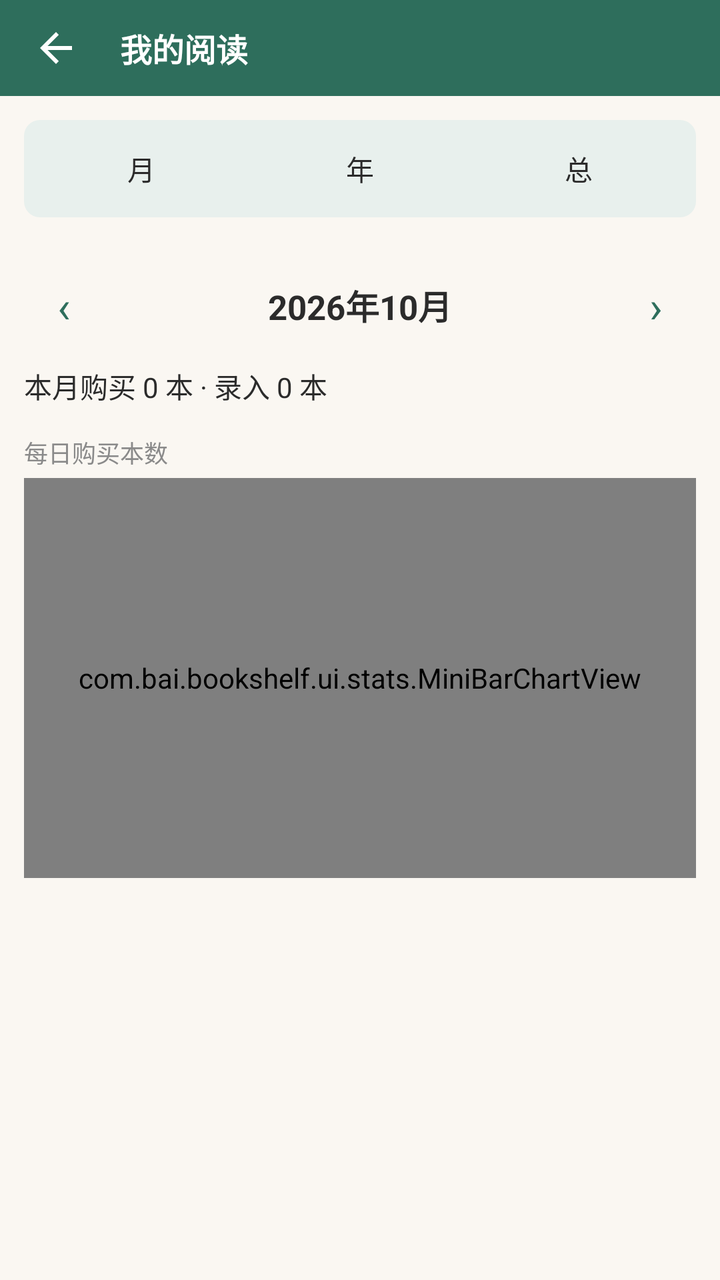
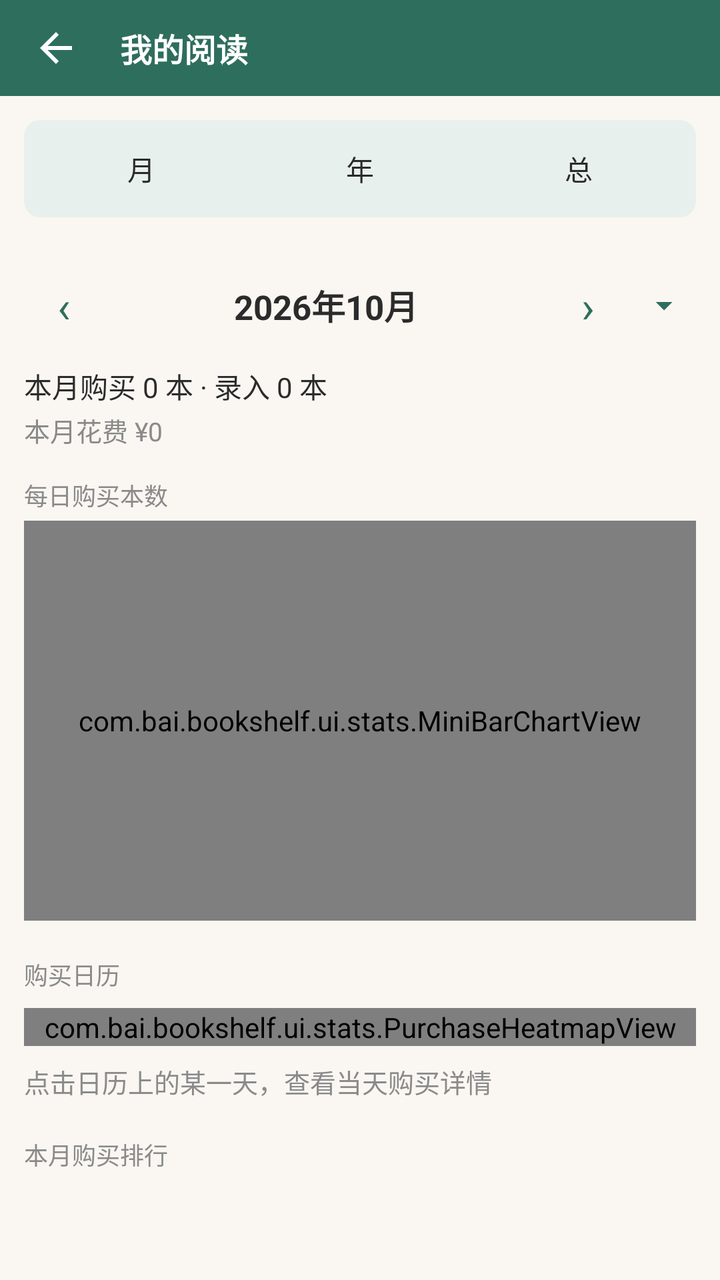

An Android layout rendered at two revisions. The XML below is the earlier revision; the diff shows what the commit changed to produce the second picture.
<!-- AndroidManifest.xml: application theme Theme.Bookshelf -->
<!-- res/layout/activity_reading_stats.xml -->
<?xml version="1.0" encoding="utf-8"?>
<LinearLayout xmlns:android="http://schemas.android.com/apk/res/android"
    xmlns:app="http://schemas.android.com/apk/res-auto"
    android:layout_width="match_parent"
    android:layout_height="match_parent"
    android:orientation="vertical">

    <com.google.android.material.appbar.MaterialToolbar
        android:id="@+id/toolbar"
        style="@style/Widget.Bookshelf.Toolbar"
        android:layout_width="match_parent"
        android:layout_height="@dimen/toolbar_h"
        app:navigationIcon="@drawable/ic_back"
        app:title="我的阅读" />

    
    <LinearLayout
        android:layout_width="match_parent"
        android:layout_height="wrap_content"
        android:layout_margin="12dp"
        android:background="@drawable/bg_chip"
        android:orientation="horizontal"
        android:padding="4dp">

        <TextView
            android:id="@+id/tab_month"
            android:layout_width="0dp"
            android:layout_height="wrap_content"
            android:layout_weight="1"
            android:gravity="center"
            android:padding="10dp"
            android:text="月"
            android:textColor="@color/text_main"
            android:textSize="14sp" />

        <TextView
            android:id="@+id/tab_year"
            android:layout_width="0dp"
            android:layout_height="wrap_content"
            android:layout_weight="1"
            android:gravity="center"
            android:padding="10dp"
            android:text="年"
            android:textColor="@color/text_main"
            android:textSize="14sp" />

        <TextView
            android:id="@+id/tab_total"
            android:layout_width="0dp"
            android:layout_height="wrap_content"
            android:layout_weight="1"
            android:gravity="center"
            android:padding="10dp"
            android:text="总"
            android:textColor="@color/text_main"
            android:textSize="14sp" />
    </LinearLayout>

    <androidx.core.widget.NestedScrollView
        android:layout_width="match_parent"
        android:layout_height="0dp"
        android:layout_weight="1">

        <LinearLayout
            android:layout_width="match_parent"
            android:layout_height="wrap_content"
            android:orientation="vertical"
            android:padding="12dp">

            
            <LinearLayout
                android:id="@+id/ll_month"
                android:layout_width="match_parent"
                android:layout_height="wrap_content"
                android:orientation="vertical">

                <LinearLayout
                    android:layout_width="match_parent"
                    android:layout_height="wrap_content"
                    android:gravity="center_vertical"
                    android:orientation="horizontal">

                    <TextView
                        android:id="@+id/btn_month_prev"
                        android:layout_width="40dp"
                        android:layout_height="40dp"
                        android:gravity="center"
                        android:text="‹"
                        android:textSize="22sp"
                        android:textColor="?attr/colorPrimary"
                        android:background="?attr/selectableItemBackground" />

                    <TextView
                        android:id="@+id/tv_month_label"
                        android:layout_width="0dp"
                        android:layout_height="wrap_content"
                        android:layout_weight="1"
                        android:gravity="center"
                        android:text="2026年10月"
                        android:textColor="@color/text_main"
                        android:textSize="17sp"
                        android:textStyle="bold" />

                    <TextView
                        android:id="@+id/btn_month_next"
                        android:layout_width="40dp"
                        android:layout_height="40dp"
                        android:gravity="center"
                        android:text="›"
                        android:textSize="22sp"
                        android:textColor="?attr/colorPrimary"
                        android:background="?attr/selectableItemBackground" />
                </LinearLayout>

                <TextView
                    android:id="@+id/tv_month_summary"
                    android:layout_width="match_parent"
                    android:layout_height="wrap_content"
                    android:layout_marginTop="10dp"
                    android:text="本月购买 0 本 · 录入 0 本"
                    android:textColor="@color/text_main"
                    android:textSize="14sp" />

                <TextView
                    android:layout_width="wrap_content"
                    android:layout_height="wrap_content"
                    android:layout_marginTop="14dp"
                    android:text="每日购买本数"
                    android:textColor="@color/text_sub"
                    android:textSize="12sp" />

                <com.bai.bookshelf.ui.stats.MiniBarChartView
                    android:id="@+id/chart_month"
                    android:layout_width="match_parent"
                    android:layout_height="200dp"
                    android:layout_marginTop="4dp" />

                
                <com.bai.bookshelf.ui.stats.MiniBarChartView
                    android:id="@+id/chart_month2"
                    android:layout_width="match_parent"
                    android:layout_height="200dp"
                    android:layout_marginTop="8dp"
                    android:visibility="gone" />
            </LinearLayout>

            
            <LinearLayout
                android:id="@+id/ll_year"
                android:layout_width="match_parent"
                android:layout_height="wrap_content"
                android:orientation="vertical"
                android:visibility="gone">

                <LinearLayout
                    android:layout_width="match_parent"
                    android:layout_height="wrap_content"
                    android:gravity="center_vertical"
                    android:orientation="horizontal">

                    <TextView
                        android:id="@+id/btn_year_prev"
                        android:layout_width="40dp"
                        android:layout_height="40dp"
                        android:gravity="center"
                        android:text="‹"
                        android:textSize="22sp"
                        android:textColor="?attr/colorPrimary"
                        android:background="?attr/selectableItemBackground" />

                    <TextView
                        android:id="@+id/tv_year_label"
                        android:layout_width="0dp"
                        android:layout_height="wrap_content"
                        android:layout_weight="1"
                        android:gravity="center"
                        android:text="2026年"
                        android:textColor="@color/text_main"
                        android:textSize="17sp"
                        android:textStyle="bold" />

                    <TextView
                        android:id="@+id/btn_year_next"
                        android:layout_width="40dp"
                        android:layout_height="40dp"
                        android:gravity="center"
                        android:text="›"
                        android:textSize="22sp"
                        android:textColor="?attr/colorPrimary"
                        android:background="?attr/selectableItemBackground" />
                </LinearLayout>

                <TextView
                    android:id="@+id/tv_year_summary"
                    android:layout_width="match_parent"
                    android:layout_height="wrap_content"
                    android:layout_marginTop="10dp"
                    android:text="本年购买 0 本 · 录入 0 本"
                    android:textColor="@color/text_main"
                    android:textSize="14sp" />

                <TextView
                    android:layout_width="wrap_content"
                    android:layout_height="wrap_content"
                    android:layout_marginTop="14dp"
                    android:text="每月购买本数"
                    android:textColor="@color/text_sub"
                    android:textSize="12sp" />

                <com.bai.bookshelf.ui.stats.MiniBarChartView
                    android:id="@+id/chart_year"
                    android:layout_width="match_parent"
                    android:layout_height="200dp"
                    android:layout_marginTop="4dp" />
            </LinearLayout>

            
            <LinearLayout
                android:id="@+id/ll_total"
                android:layout_width="match_parent"
                android:layout_height="wrap_content"
                android:orientation="vertical"
                android:visibility="gone">

                
                <androidx.cardview.widget.CardView
                    android:layout_width="match_parent"
                    android:layout_height="wrap_content"
                    style="@style/Widget.Bookshelf.Card">

                    <LinearLayout
                        android:layout_width="match_parent"
                        android:layout_height="wrap_content"
                        android:orientation="vertical"
                        android:padding="16dp">

                        <TextView
                            android:id="@+id/tv_total_duration"
                            android:layout_width="match_parent"
                            android:layout_height="wrap_content"
                            android:gravity="center"
                            android:text="--"
                            android:textColor="?attr/colorPrimary"
                            android:textSize="20sp"
                            android:textStyle="bold" />

                        <TextView
                            android:id="@+id/tv_total_range"
                            android:layout_width="match_parent"
                            android:layout_height="wrap_content"
                            android:layout_marginTop="8dp"
                            android:gravity="center"
                            android:text="从购买第一本书起计算"
                            android:textColor="@color/text_sub"
                            android:textSize="12sp" />

                        <TextView
                            android:id="@+id/tv_total_companion"
                            android:layout_width="match_parent"
                            android:layout_height="wrap_content"
                            android:layout_marginTop="2dp"
                            android:gravity="center"
                            android:textColor="@color/text_sub"
                            android:textSize="12sp" />
                    </LinearLayout>
                </androidx.cardview.widget.CardView>

                
                <androidx.cardview.widget.CardView
                    android:layout_width="match_parent"
                    android:layout_height="wrap_content"
                    android:layout_marginTop="10dp"
                    style="@style/Widget.Bookshelf.Card">

                    <LinearLayout
                        android:layout_width="match_parent"
                        android:layout_height="wrap_content"
                        android:orientation="horizontal"
                        android:padding="14dp">

                        
                        <LinearLayout
                            android:layout_width="0dp"
                            android:layout_height="wrap_content"
                            android:layout_weight="1"
                            android:orientation="vertical">

                            <LinearLayout
                                android:layout_width="match_parent"
                                android:layout_height="wrap_content"
                                android:orientation="vertical"
                                android:layout_marginTop="10dp">

                                <TextView
                                    android:layout_width="wrap_content"
                                    android:layout_height="wrap_content"
                                    android:text="未读"
                                    android:textColor="@color/text_sub"
                                    android:textSize="12sp" />

                                <TextView
                                    android:id="@+id/tv_total_none"
                                    android:layout_width="wrap_content"
                                    android:layout_height="wrap_content"
                                    android:layout_marginTop="2dp"
                                    android:text="0"
                                    android:textColor="?attr/colorPrimary"
                                    android:textSize="26sp"
                                    android:textStyle="bold" />
                            </LinearLayout>

                            <LinearLayout
                                android:layout_width="match_parent"
                                android:layout_height="wrap_content"
                                android:orientation="vertical"
                                android:layout_marginTop="14dp">

                                <TextView
                                    android:layout_width="wrap_content"
                                    android:layout_height="wrap_content"
                                    android:text="在读"
                                    android:textColor="@color/text_sub"
                                    android:textSize="12sp" />

                                <TextView
                                    android:id="@+id/tv_total_reading"
                                    android:layout_width="wrap_content"
                                    android:layout_height="wrap_content"
                                    android:layout_marginTop="2dp"
                                    android:text="0"
                                    android:textColor="?attr/colorPrimary"
                                    android:textSize="26sp"
                                    android:textStyle="bold" />
                            </LinearLayout>

                            <LinearLayout
                                android:layout_width="match_parent"
                                android:layout_height="wrap_content"
                                android:orientation="vertical"
                                android:layout_marginTop="14dp">

                                <TextView
                                    android:layout_width="wrap_content"
                                    android:layout_height="wrap_content"
                                    android:text="已读"
                                    android:textColor="@color/text_sub"
                                    android:textSize="12sp" />

                                <TextView
                                    android:id="@+id/tv_total_done"
                                    android:layout_width="wrap_content"
                                    android:layout_height="wrap_content"
                                    android:layout_marginTop="2dp"
                                    android:text="0"
                                    android:textColor="?attr/colorPrimary"
                                    android:textSize="26sp"
                                    android:textStyle="bold" />
                            </LinearLayout>
                        </LinearLayout>

                        
                        <LinearLayout
                            android:layout_width="0dp"
                            android:layout_height="wrap_content"
                            android:layout_marginStart="16dp"
                            android:layout_weight="1"
                            android:orientation="vertical">

                            <LinearLayout
                                android:layout_width="match_parent"
                                android:layout_height="wrap_content"
                                android:orientation="vertical"
                                android:layout_marginTop="10dp">

                                <TextView
                                    android:layout_width="wrap_content"
                                    android:layout_height="wrap_content"
                                    android:text="买了"
                                    android:textColor="@color/text_sub"
                                    android:textSize="12sp" />

                                <TextView
                                    android:id="@+id/tv_total_bought"
                                    android:layout_width="wrap_content"
                                    android:layout_height="wrap_content"
                                    android:layout_marginTop="2dp"
                                    android:text="0"
                                    android:textColor="?attr/colorPrimary"
                                    android:textSize="26sp"
                                    android:textStyle="bold" />
                            </LinearLayout>

                            <LinearLayout
                                android:layout_width="match_parent"
                                android:layout_height="wrap_content"
                                android:orientation="vertical"
                                android:layout_marginTop="14dp">

                                <TextView
                                    android:layout_width="wrap_content"
                                    android:layout_height="wrap_content"
                                    android:text="录入"
                                    android:textColor="@color/text_sub"
                                    android:textSize="12sp" />

                                <TextView
                                    android:id="@+id/tv_total_entered"
                                    android:layout_width="wrap_content"
                                    android:layout_height="wrap_content"
                                    android:layout_marginTop="2dp"
                                    android:text="0"
                                    android:textColor="?attr/colorPrimary"
                                    android:textSize="26sp"
                                    android:textStyle="bold" />
                            </LinearLayout>
                        </LinearLayout>
                    </LinearLayout>
                </androidx.cardview.widget.CardView>

                <TextView
                    android:layout_width="wrap_content"
                    android:layout_height="wrap_content"
                    android:layout_marginTop="14dp"
                    android:text="每年购买本数"
                    android:textColor="@color/text_sub"
                    android:textSize="12sp" />

                <com.bai.bookshelf.ui.stats.MiniBarChartView
                    android:id="@+id/chart_total"
                    android:layout_width="match_parent"
                    android:layout_height="200dp"
                    android:layout_marginTop="4dp" />
            </LinearLayout>

            
            <TextView
                android:id="@+id/tv_empty"
                android:layout_width="match_parent"
                android:layout_height="wrap_content"
                android:layout_marginTop="60dp"
                android:gravity="center"
                android:text="暂无藏书数据"
                android:textColor="@color/text_sub"
                android:textSize="14sp"
                android:visibility="gone" />
        </LinearLayout>
    </androidx.core.widget.NestedScrollView>
</LinearLayout>
<!-- resources referenced by this layout -->
<resources>
  <color name="text_main">#2B2B2B</color>
  <color name="text_sub">#8A8A8A</color>
  <dimen name="toolbar_h">48dp</dimen>
  <!-- drawable bg_chip (drawable) -->
  <?xml version="1.0" encoding="utf-8"?>
  <shape xmlns:android="http://schemas.android.com/apk/res/android" android:shape="rectangle">
      <solid android:color="?attr/chip_bg" />
      <corners android:radius="@dimen/radius_sm" />
  </shape>
  <dimen name="radius_sm">8dp</dimen>
  <dimen name="card_corner">16dp</dimen>
  <color name="white">#FFFFFF</color>
  <style name="TextAppearance.Bookshelf.ToolbarTitle" parent="TextAppearance.Material3.TitleLarge">
          <item name="android:textSize">@dimen/text_title_toolbar</item>
          <item name="android:textStyle">bold</item>
          <item name="android:textColor">@color/white</item>
      </style>
  <color name="primary">#2E6E5C</color>
  <color name="primary_dark">#1F4D40</color>
  <color name="accent">#C08A3E</color>
  <color name="chip_bg">#E8F0ED</color>
  <color name="green_container">#E6F0EC</color>
  <color name="green_on_container">#1C4A3E</color>
  <dimen name="text_title_toolbar">16sp</dimen>
  <color name="bg_page">#FAF7F2</color>
  <color name="surface">#FFFFFF</color>
  <color name="surface_dim">#F4F0E9</color>
  <color name="outline">#E6E0D5</color>
  <color name="outline_strong">#CFC5B4</color>
  <style name="Widget.Bookshelf.MaterialCard" parent="Widget.Material3.CardView.Outlined">
          <item name="cardCornerRadius">@dimen/card_corner</item>
          <item name="cardElevation">0dp</item>
          <item name="strokeColor">?attr/outline</item>
          <item name="strokeWidth">1dp</item>
      </style>
  <style name="Widget.Bookshelf.ChipGroup" parent="Widget.Material3.ChipGroup">
          <item name="chipSpacingHorizontal">8dp</item>
          <item name="chipSpacingVertical">4dp</item>
          <item name="singleLine">false</item>
      </style>
  <style name="ShapeAppearance.Bookshelf.Medium" parent="ShapeAppearance.Material3.Corner.Medium">
          <item name="cornerSize">@dimen/radius_md</item>
      </style>
  <dimen name="text_body_small">13sp</dimen>
  <dimen name="radius_md">12dp</dimen>
  <style name="ShapeAppearance.Bookshelf.Pill" parent="ShapeAppearance.Material3.Corner.Full">
          <item name="cornerSize">50%</item>
      </style>
  <style name="TextAppearance.Bookshelf.DialogTitle" parent="MaterialAlertDialog.Material3.Title.Text">
          <item name="android:textSize">@dimen/text_title_toolbar</item>
          <item name="android:textStyle">bold</item>
          <item name="android:textColor">?attr/on_surface</item>
      </style>
  <style name="TextAppearance.Bookshelf.DialogBody" parent="MaterialAlertDialog.Material3.Body.Text">
          <item name="android:textSize">@dimen/text_body_small</item>
          <item name="android:textColor">?attr/on_surface_variant</item>
          <item name="android:lineSpacingMultiplier">1.4</item>
      </style>
  <style name="Widget.Bookshelf.Button.Dialog" parent="Widget.Material3.Button.TextButton.Dialog">
          <item name="android:textSize">@dimen/text_body_small</item>
          <item name="android:textAllCaps">false</item>
      </style>
  <style name="ShapeAppearance.Bookshelf.Dialog" parent="ShapeAppearance.Material3.Corner.Large">
          <item name="cornerSize">@dimen/card_corner</item>
      </style>
  <!-- unchanged entries left out for length: 9 -->
</resources>

<!-- the commit's change to res/layout/activity_reading_stats.xml (unified diff, before → after) -->
@@ -110,6 +110,18 @@
                         android:textSize="22sp"
                         android:textColor="?attr/colorPrimary"
                         android:background="?attr/selectableItemBackground" />
+
+                    
+                    <ImageView
+                        android:id="@+id/btn_month_pick"
+                        android:layout_width="32dp"
+                        android:layout_height="40dp"
+                        android:layout_marginStart="2dp"
+                        android:background="?attr/selectableItemBackground"
+                        android:contentDescription="选择月份"
+                        android:padding="6dp"
+                        android:src="@drawable/ic_chevron_down"
+                        app:tint="?attr/colorPrimary" />
                 </LinearLayout>
 
                 <TextView
@@ -121,6 +133,16 @@
                     android:textColor="@color/text_main"
                     android:textSize="14sp" />
 
+                
+                <TextView
+                    android:id="@+id/tv_month_cost"
+                    android:layout_width="match_parent"
+                    android:layout_height="wrap_content"
+                    android:layout_marginTop="2dp"
+                    android:text="本月花费 ¥0"
+                    android:textColor="@color/text_sub"
+                    android:textSize="13sp" />
+
                 <TextView
                     android:layout_width="wrap_content"
                     android:layout_height="wrap_content"
@@ -142,6 +164,48 @@
                     android:layout_height="200dp"
                     android:layout_marginTop="8dp"
                     android:visibility="gone" />
+
+                
+                <TextView
+                    android:layout_width="wrap_content"
+                    android:layout_height="wrap_content"
+                    android:layout_marginTop="18dp"
+                    android:text="购买日历"
+                    android:textColor="@color/text_sub"
+                    android:textSize="12sp" />
+
+                <com.bai.bookshelf.ui.stats.PurchaseHeatmapView
+                    android:id="@+id/heatmap_month"
+                    android:layout_width="match_parent"
+                    android:layout_height="wrap_content"
+                    android:layout_marginTop="8dp" />
+
+                
+                <TextView
+                    android:id="@+id/tv_month_day_detail"
+                    android:layout_width="match_parent"
+                    android:layout_height="wrap_content"
+                    android:layout_marginTop="8dp"
+                    android:text="@string/stats_click_day_hint"
+                    android:textColor="@color/text_sub"
+                    android:textSize="13sp" />
+
+                
+                <TextView
+                    android:id="@+id/tv_month_rank_title"
+                    android:layout_width="wrap_content"
+                    android:layout_height="wrap_content"
+                    android:layout_marginTop="18dp"
+                    android:text="本月购买排行"
+                    android:textColor="@color/text_sub"
+                    android:textSize="12sp" />
+
+                <LinearLayout
+                    android:id="@+id/ll_month_rank"
+                    android:layout_width="match_parent"
+                    android:layout_height="wrap_content"
+                    android:layout_marginTop="2dp"
+                    android:orientation="vertical" />
             </LinearLayout>
 
             
@@ -188,6 +252,18 @@
                         android:textSize="22sp"
                         android:textColor="?attr/colorPrimary"
                         android:background="?attr/selectableItemBackground" />
+
+                    
+                    <ImageView
+                        android:id="@+id/btn_year_pick"
+                        android:layout_width="32dp"
+                        android:layout_height="40dp"
+                        android:layout_marginStart="2dp"
+                        android:background="?attr/selectableItemBackground"
+                        android:contentDescription="选择年份"
+                        android:padding="6dp"
+                        android:src="@drawable/ic_chevron_down"
+                        app:tint="?attr/colorPrimary" />
                 </LinearLayout>
 
                 <TextView
@@ -199,6 +275,16 @@
                     android:textColor="@color/text_main"
                     android:textSize="14sp" />
 
+                
+                <TextView
+                    android:id="@+id/tv_year_cost"
+                    android:layout_width="match_parent"
+                    android:layout_height="wrap_content"
+                    android:layout_marginTop="2dp"
+                    android:text="本年花费 ¥0"
+                    android:textColor="@color/text_sub"
+                    android:textSize="13sp" />
+
                 <TextView
                     android:layout_width="wrap_content"
                     android:layout_height="wrap_content"
@@ -212,6 +298,54 @@
                     android:layout_width="match_parent"
                     android:layout_height="200dp"
                     android:layout_marginTop="4dp" />
+
+                
+                <TextView
+                    android:layout_width="wrap_content"
+                    android:layout_height="wrap_content"
+                    android:layout_marginTop="18dp"
+                    android:text="购买日历"
+                    android:textColor="@color/text_sub"
+                    android:textSize="12sp" />
+
+                <HorizontalScrollView
+                    android:layout_width="match_parent"
+                    android:layout_height="wrap_content"
+                    android:layout_marginTop="8dp"
+                    android:scrollbars="none">
+
+                    <com.bai.bookshelf.ui.stats.PurchaseHeatmapView
+                        android:id="@+id/heatmap_year"
+                        android:layout_width="wrap_content"
+                        android:layout_height="wrap_content" />
+                </HorizontalScrollView>
+
+                
+                <TextView
+                    android:id="@+id/tv_year_day_detail"
+                    android:layout_width="match_parent"
+                    android:layout_height="wrap_content"
+                    android:layout_marginTop="8dp"
+                    android:text="@string/stats_click_day_hint"
+                    android:textColor="@color/text_sub"
+                    android:textSize="13sp" />
+
+                
+                <TextView
+                    android:id="@+id/tv_year_rank_title"
+                    android:layout_width="wrap_content"
+                    android:layout_height="wrap_content"
+                    android:layout_marginTop="18dp"
+                    android:text="本年购买排行"
+                    android:textColor="@color/text_sub"
+                    android:textSize="12sp" />
+
+                <LinearLayout
+                    android:id="@+id/ll_year_rank"
+                    android:layout_width="match_parent"
+                    android:layout_height="wrap_content"
+                    android:layout_marginTop="2dp"
+                    android:orientation="vertical" />
             </LinearLayout>
 
             
<!-- resource entries referenced after the edit -->
@@ -9,6 +9,19 @@
       <solid android:color="?attr/chip_bg" />
       <corners android:radius="@dimen/radius_sm" />
   </shape>
+  <!-- drawable ic_chevron_down (drawable) -->
+  <?xml version="1.0" encoding="utf-8"?>
+  <vector xmlns:android="http://schemas.android.com/apk/res/android"
+      android:width="16dp"
+      android:height="16dp"
+      android:viewportWidth="24"
+      android:viewportHeight="24"
+      android:tint="#8A8A8A">
+      <path
+          android:fillColor="@android:color/white"
+          android:pathData="M7,10l5,5 5,-5z" />
+  </vector>
+  <string name="stats_click_day_hint">点击日历上的某一天，查看当天购买详情</string>
   <dimen name="radius_sm">8dp</dimen>
   <dimen name="card_corner">16dp</dimen>
   <color name="white">#FFFFFF</color>
